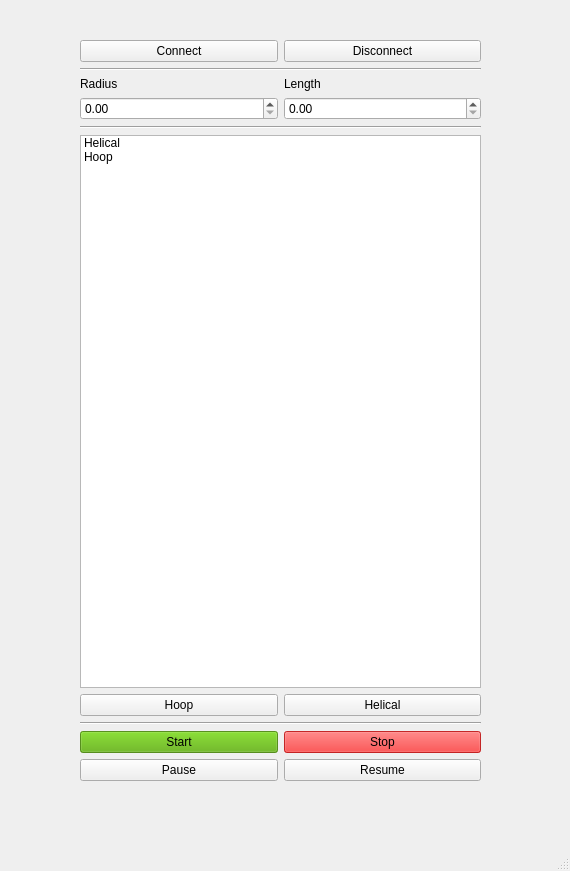
Above: WindingSoftware.ui from alexrcherry/Xwinder before the change. Below: the same form after it.
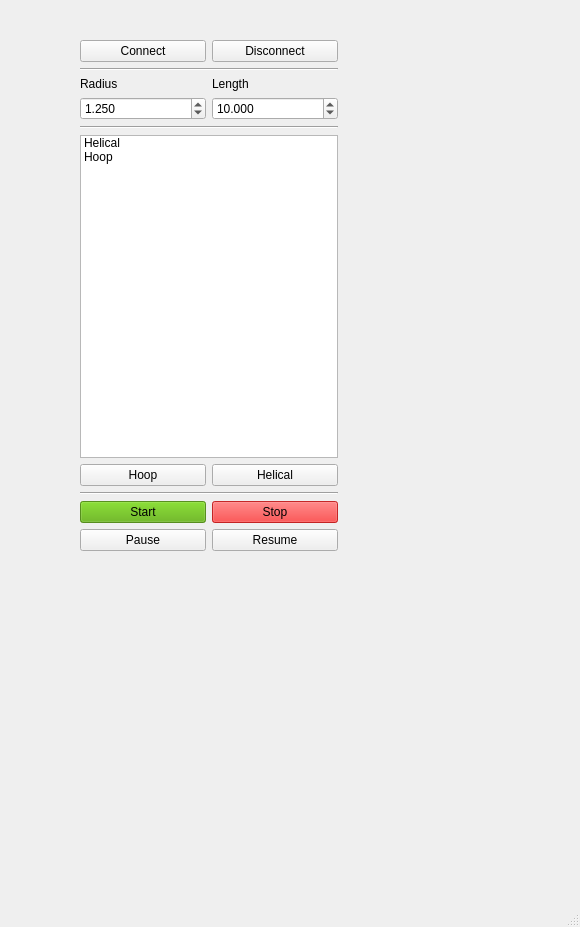
That is the form after the change.

Commit message: the buttons on the GUI actually do stuff now

```diff
--- a/WindingSoftware.ui
+++ b/WindingSoftware.ui
@@ -6,8 +6,8 @@
    <rect>
     <x>0</x>
     <y>0</y>
-    <width>570</width>
-    <height>871</height>
+    <width>580</width>
+    <height>927</height>
    </rect>
   </property>
   <property name="acceptDrops">
@@ -22,8 +22,8 @@
      <rect>
       <x>80</x>
       <y>40</y>
-      <width>401</width>
-      <height>741</height>
+      <width>258</width>
+      <height>511</height>
      </rect>
     </property>
     <layout class="QVBoxLayout" name="verticalLayout_3">
@@ -64,7 +64,14 @@
           </widget>
          </item>
          <item>
-          <widget class="QDoubleSpinBox" name="doubleSpinBox_Radius"/>
+          <widget class="QDoubleSpinBox" name="doubleSpinBox_Radius">
+           <property name="decimals">
+            <number>3</number>
+           </property>
+           <property name="value">
+            <double>1.250000000000000</double>
+           </property>
+          </widget>
          </item>
         </layout>
        </item>
@@ -78,7 +85,14 @@
           </widget>
          </item>
          <item>
-          <widget class="QDoubleSpinBox" name="doubleSpinBox_Length"/>
+          <widget class="QDoubleSpinBox" name="doubleSpinBox_Length">
+           <property name="decimals">
+            <number>3</number>
+           </property>
+           <property name="value">
+            <double>10.000000000000000</double>
+           </property>
+          </widget>
          </item>
         </layout>
        </item>
```
Left out of the diff: 5 changed lines with no effect on the pictures. The commit also changes 3 other files.
